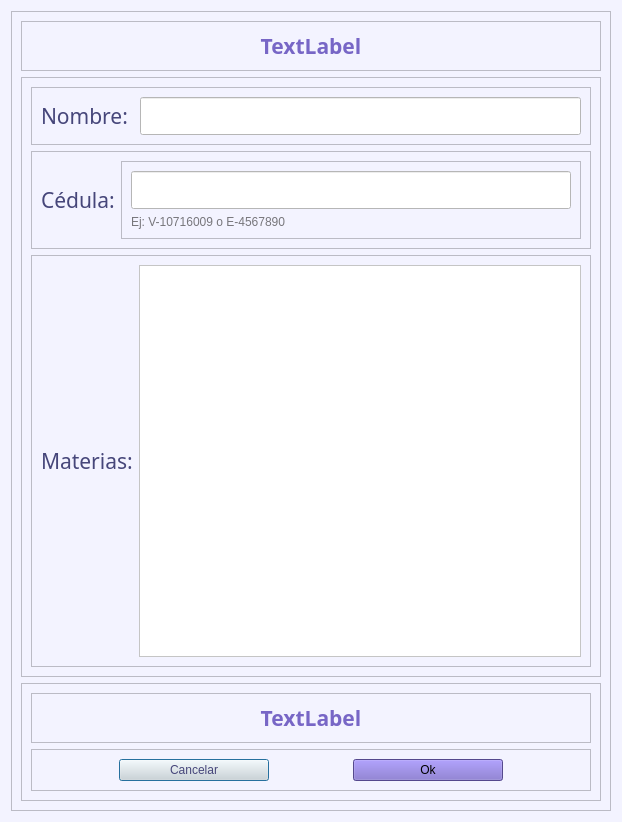
Qt form ui/teacherdialog.ui (GleymarP/WynPlan) before a commit.
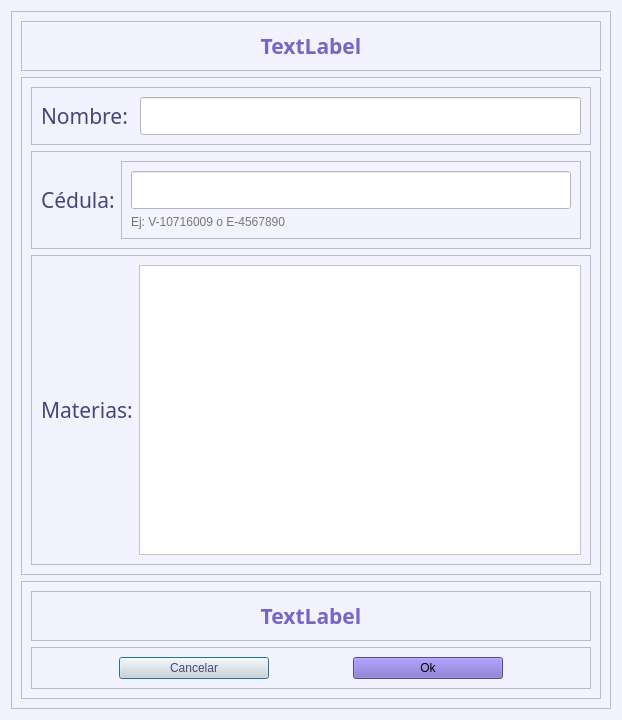
The same form after that commit.

What changed in the file:
```diff
--- a/ui/teacherdialog.ui
+++ b/ui/teacherdialog.ui
@@ -7,7 +7,7 @@
     <x>0</x>
     <y>0</y>
     <width>622</width>
-    <height>822</height>
+    <height>720</height>
    </rect>
   </property>
   <property name="windowTitle">
@@ -28,7 +28,7 @@
         <x>0</x>
         <y>0</y>
         <width>602</width>
-        <height>802</height>
+        <height>700</height>
        </rect>
       </property>
       <layout class="QVBoxLayout" name="verticalLayout_6">
```
Left out of the diff: 2 changed lines with no effect on the pictures.
